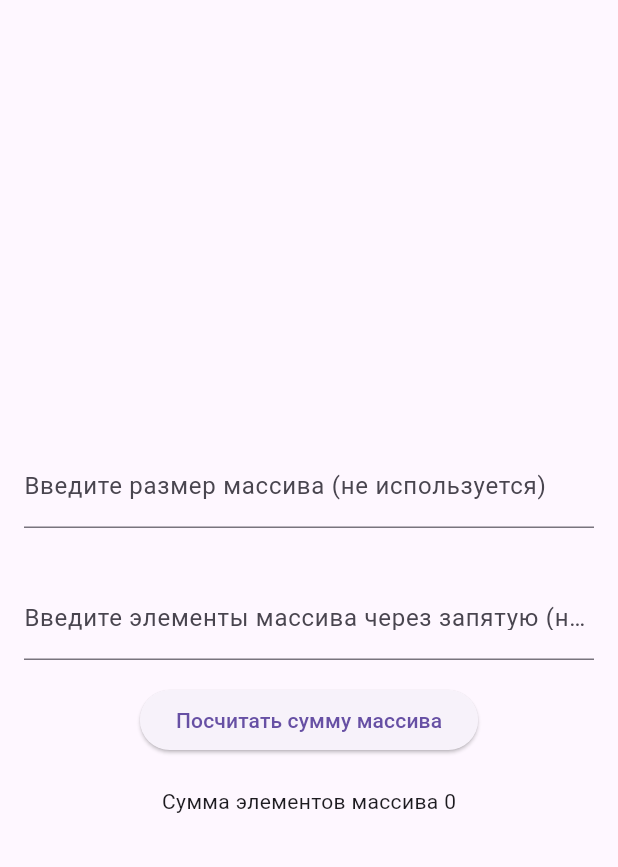
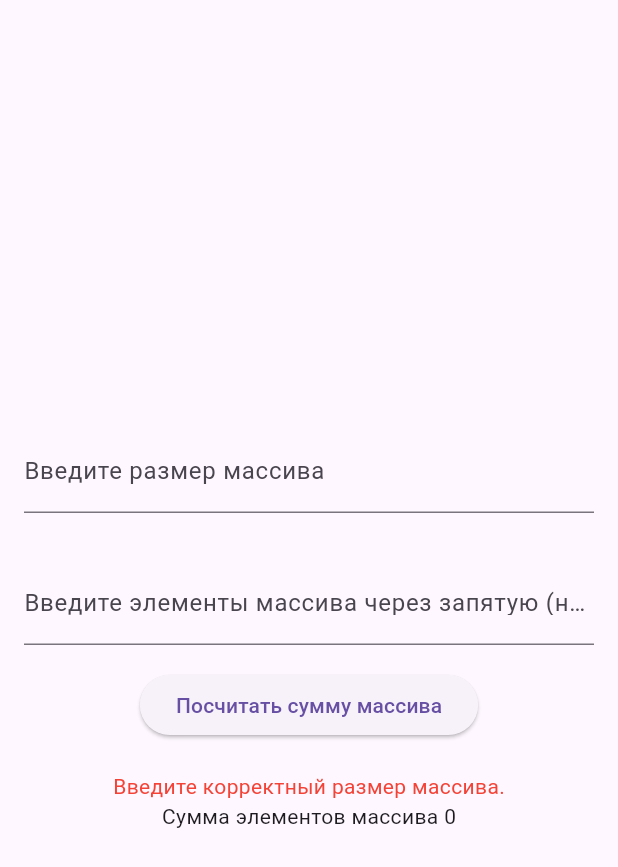
Before and after one commit to 0reshekk/flutter_projects_, a Flutter app: the ArraySum widget shown alone on an empty page, opened directly, after a tap on "Посчитать сумму массива", on a phone screen of 412 x 824 dp. Shown: the top 867 px of the screen. Run offline on Flutter 3.47's test engine with Material 3 defaults, Android fonts, the light colour scheme and no system bars.

Commit message:
1.15 доработка

```diff
--- a/my_test_project/lib/main.dart
+++ b/my_test_project/lib/main.dart
@@ -29,7 +29,7 @@ class TaskSelector extends StatelessWidget {
           title: Text('Задачи'),
           bottom: TabBar(
             tabs: [
-              // Tab(text: '№1.3 - Таблица умножения'),
+              // Tab(text: '№1.3 - Таблица умножения'), - без подсказки, просто вкладка
               Tooltip(message: '№1.3 - Таблица умножения', child: Tab(text: '№1.3')),
               Tooltip(message: '№1.6 - Простое число', child: Tab(text: '№1.6')),
               Tooltip(message: '№1.9 - Реверс строки', child: Tab(text: '№1.9')),
@@ -88,7 +88,7 @@ class MultiplicationTable extends StatelessWidget {
         int multiplier = index + 1;
         int result = multiplier * 5;
         return ListTile(
-          title: Text('5 x $multiplier = $result'),
+          title: Text('5 * $multiplier = $result'),
         );
       },
     );
@@ -120,7 +120,7 @@ class _PrimeNumberCheckState extends State<PrimeNumberCheck> {
       }
     }
 
-    setState(() => _result = isPrime ? '$number - простое число' : '$number - не простое число');
+    setState(() => _result = isPrime ? '$number - это простое число' : '$number - это не простое число');
   }
 
   @override
@@ -221,7 +221,7 @@ class _DigitSumState extends State<DigitSum> {
           child: Text('Посчитать сумму цифр'),
         ),
         SizedBox(height: 20),
-        Text('Сумма цифр числа $_sum'),
+        Text('Итоговая сумма цифр числа: $_sum'),
       ],
     );
   }
@@ -238,12 +238,44 @@ class _ArraySumState extends State<ArraySum> {
   final TextEditingController _elementsController = TextEditingController();
 
   int _totalSum = 0;
+  String _errorMessage = '';
 
   void _calculateArraySum() {
+    // Получаем размер массива из текстового поля
+    int? size = int.tryParse(_sizeController.text);
+    if (size == null || size <= 0) {
+      setState(() {
+        _errorMessage = 'Введите корректный размер массива.';
+        _totalSum = 0; // Сбрасываем сумму
+      });
+      return;
+    }
+
+    // Получаем элементы массива
     List<String> elements = _elementsController.text.split(',');
-    int sum = elements.map(int.parse).reduce((a, b) => a + b);
 
-    setState(() => _totalSum = sum);
+    // Проверяем, совпадает ли количество элементов с указанным размером
+    if (elements.length != size) {
+      setState(() {
+        _errorMessage = 'Количество элементов не совпадает с размером массива.';
+        _totalSum = 0; // Сбрасываем сумму
+      });
+      return;
+    }
+
+    // Пробуем преобразовать элементы в целые числа и вычислить сумму
+    try {
+      int sum = elements.map(int.parse).reduce((a, b) => a + b);
+      setState(() {
+        _totalSum = sum;
+        _errorMessage = ''; // Сбрасываем сообщение об ошибке
+      });
+    } catch (e) {
+      setState(() {
+        _errorMessage = 'Ошибка: убедитесь, что все элементы - целые числа.';
+        _totalSum = 0; // Сбрасываем сумму
+      });
+    }
   }
 
   @override
@@ -256,7 +288,7 @@ class _ArraySumState extends State<ArraySum> {
           child: TextField(
             controller: _sizeController,
             decoration:
-                InputDecoration(labelText: 'Введите размер массива (не используется)'),
+                InputDecoration(labelText: 'Введите размер массива'),
             keyboardType: TextInputType.number,
           ),
         ),
@@ -274,11 +306,17 @@ class _ArraySumState extends State<ArraySum> {
           child: Text('Посчитать сумму массива'),
         ),
         SizedBox(height: 20),
+        if (_errorMessage.isNotEmpty)
+          Text(
+            _errorMessage,
+            style: TextStyle(color: Colors.red),
+          ),
         Text('Сумма элементов массива $_totalSum'),
       ],
     );
   }
 }
+
 
 // 1.18 : Подсчет гласных и согласных в строке
 class VowelConsonantCount extends StatefulWidget {
@@ -936,69 +974,3 @@ class Product {
 
   Product({required this.name, required this.price});
 }
-
-
-// import 'package:flutter/material.dart';
-// void main() {
-//   runApp(MyApp());
-// }
-
-// class MyApp extends StatelessWidget {
-//   @override
-//   Widget build(BuildContext context) {
-//     return MaterialApp(
-//       title: 'Таблица умножения',
-//       theme: ThemeData(
-//         // This is the theme of your application.
-//          primarySwatch: Colors.blue,
-//       ),
-//       home: MultiplicationTables(),
-//     );
-//   }
-// }
-
-// class MultiplicationTables extends StatelessWidget {
-//   @override
-//   Widget build(BuildContext context) {
-//     return DefaultTabController(
-//       length: 2, // Количество вкладок
-//       child: Scaffold(
-//         appBar: AppBar(
-//           title: Text('Таблицы умножения'),
-//           bottom: TabBar(
-//             tabs: [
-//               Tab(text: 'на 5'),
-//               Tab(text: 'на 6'),
-//             ],
-//           ),
-//         ),
-//         body: TabBarView(
-//           children: [
-//             MultiplicationTable(number: 5), // Таблица на 5
-//             MultiplicationTable(number: 6), // Таблица на 6
-//           ],
-//         ),
-//       ),
-//     );
-//   }
-// }
-
-// class MultiplicationTable extends StatelessWidget {
-//   final int number;
-
-//   MultiplicationTable({required this.number});
-
-//   @override
-//   Widget build(BuildContext context) {
-//     return ListView.builder(
-//       itemCount: 10,
-//       itemBuilder: (context, index) {
-//         int multiplier = index + 1; // Умножаем на числа от 1 до 10
-//         int result = multiplier * number; // Результат умножения
-//         return ListTile(
-//           title: Text('$number x $multiplier = $result'),
-//         );
-//       },
-//     );
-//   }
-// }
```
